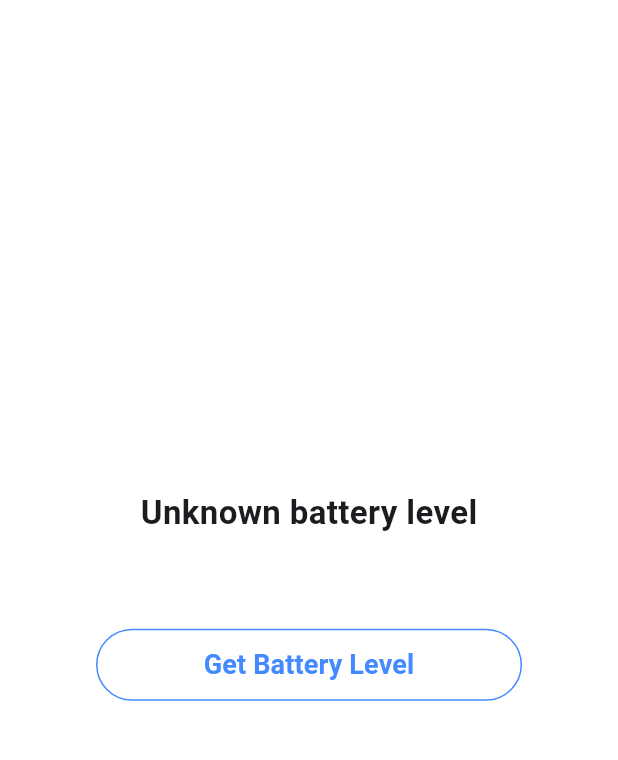
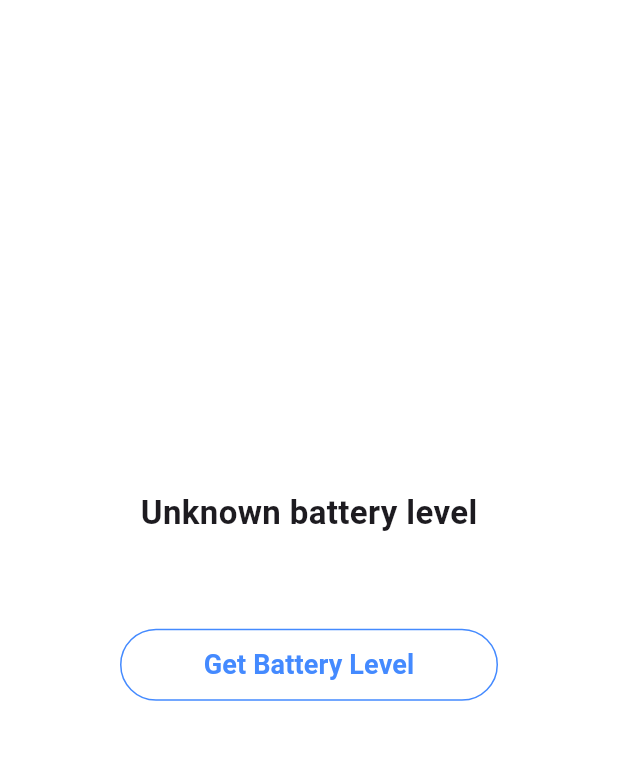
Before and after one commit to AhmedTarek-f/native-channel-app, a Flutter app: the BatteryLevelView screen opened by its route, on a phone screen of 412 x 824 dp, the part 65-825 px from its top. Run offline on Flutter 3.47's test engine with Material 3 defaults, Android fonts, the phone set to English and light mode, and no system bars; our stand-ins replace equatable, flutter_bloc.

Commit message:
making the text responsive

```diff
--- a/lib/features/battery_level/views/widgets/battery_level_view_body.dart
+++ b/lib/features/battery_level/views/widgets/battery_level_view_body.dart
@@ -12,6 +12,8 @@ class BatteryLevelViewBody extends StatelessWidget {
   Widget build(BuildContext context) {
     final homeCubit = BlocProvider.of<BatteryLevelCubit>(context);
     return Center(
+      child: Padding(
+        padding: const EdgeInsets.symmetric(horizontal: 16),
         child: Column(
           mainAxisAlignment: MainAxisAlignment.center,
           children: [
@@ -20,13 +22,19 @@ class BatteryLevelViewBody extends StatelessWidget {
                 if (state.batteryStatus.isLoading) {
                   return const Text("Loading ...");
                 } else if (state.batteryStatus.isFailure) {
-                return Text(state.batteryStatus.errorMessage ?? "");
+                  return FittedBox(
+                    fit: BoxFit.scaleDown,
+                    child: Text(state.batteryStatus.errorMessage ?? ""),
+                  );
                 } else {
-                return Text(
+                  return FittedBox(
+                    fit: BoxFit.scaleDown,
+                    child: Text(
                       state.batteryStatus.data ?? "",
                       style: const TextStyle(
                         fontSize: 22,
                         fontWeight: FontWeight.w700,
+                      ),
                     ),
                   );
                 }
@@ -56,6 +64,7 @@ class BatteryLevelViewBody extends StatelessWidget {
             ),
           ],
         ),
+      ),
     );
   }
 }
```
Lines whose indentation alone changed are shown as unchanged.
